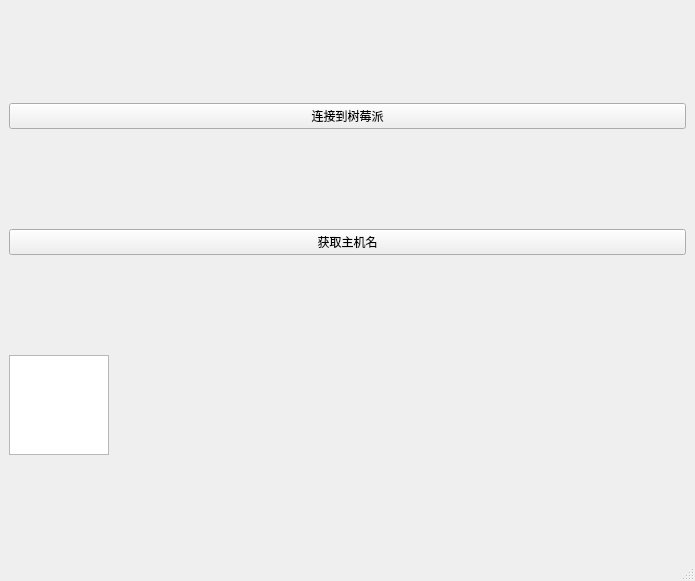
The window that client/mainwindow.ui (129570li-cpu/raspi) describes before a commit, drawn with Qt 5.
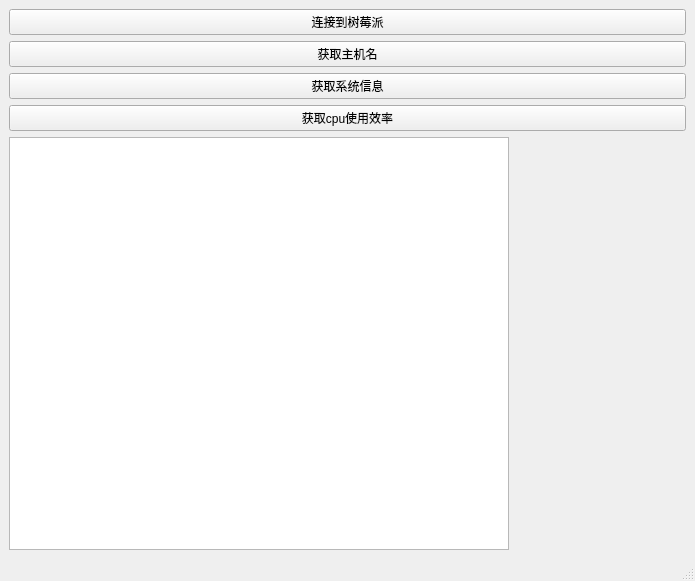
The same window after the commit.

Patch:
```diff
--- a/client/mainwindow.ui
+++ b/client/mainwindow.ui
@@ -29,12 +29,26 @@
       </property>
      </widget>
     </item>
+    <item>
+     <widget class="QPushButton" name="getSystemInfoButton">
+      <property name="text">
+       <string>获取系统信息</string>
+      </property>
+     </widget>
+    </item>
+    <item>
+     <widget class="QPushButton" name="getCpuUsageButton">
+      <property name="text">
+       <string>获取cpu使用效率</string>
+      </property>
+     </widget>
+    </item>
     <item>
      <widget class="QTextEdit" name="responseEdit">
       <property name="maximumSize">
        <size>
-        <width>100</width>
-        <height>100</height>
+        <width>500</width>
+        <height>500</height>
        </size>
       </property>
      </widget>
```
